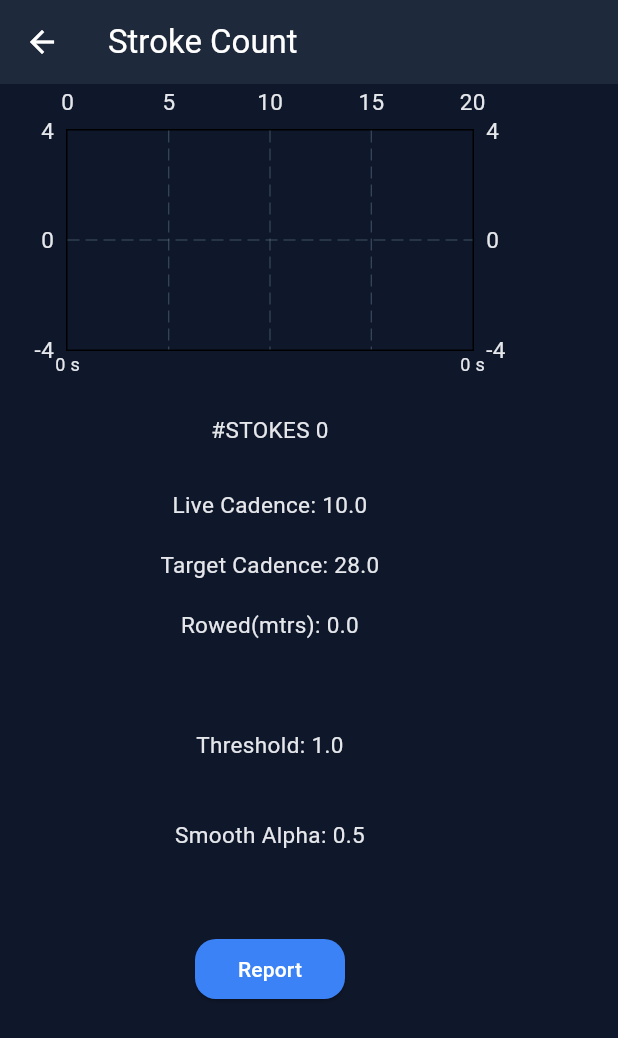
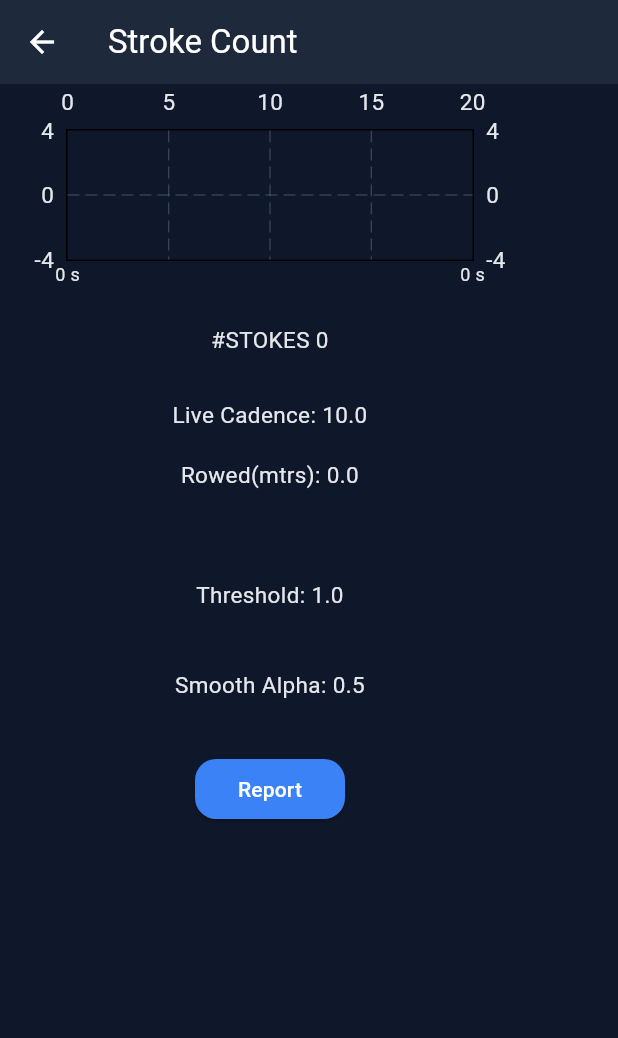
Before and after one commit to jimtow/rm8-A, a Flutter app: the ERGOne screen opened directly with empty values, on a phone screen of 412 x 824 dp. Shown: the top 1038 px of the screen. Run offline on Flutter 3.47's test engine with Material 3 defaults, Android fonts, the phone set to English and light mode, and no system bars; drawn by our look-alikes of fl_chart; our stand-ins replace csv, sensors_plus, share_plus, vibration.

Commit message:
1Marchpm

```diff
--- a/lib/main.dart
+++ b/lib/main.dart
@@ -588,6 +588,7 @@ class StrokeDetector {
       //print(strokeGap);
       lastStrokeTimeMs = sampleMs;
       strokeTimes.add(lastStrokeTimeMs);
+      Vibration.vibrate(duration: 500); //thigh haptic
       // recovery-based cadence
       xcadence = 60000/strokeGap;
       liveCadence.add(xcadence);
@@ -789,12 +790,9 @@ class _ERGOneState extends State<ERGOne> {
       xpieceTimemin =double.parse(pieceTimemin.toStringAsFixed(2));
       xminPer500 = double.parse(minPer500.toStringAsFixed(2));
       // at end of a piece build these lists
-      // WRONG!!
       buildRows();  // build rows list from streaming (time, liveCadence) in detector
       buildUser();  // only build once here
 
-      // combine lists for export
-      //combinedReportLists =[user + rows];
 
       setState(() {avgCadence;           // LIVE
         threshold;                    // LIVE
@@ -833,7 +831,7 @@ class _ERGOneState extends State<ERGOne> {
               // look for FLSpot in streaming section (line 489 for chatGPT solution)
              SizedBox(
                 width: 360,
-                height: 200,
+                height: 140,
                 child: LineChart(
                   LineChartData(
                     //ONLY ONE HORIZONTAL AXIS (axis modified to  seconds)
@@ -899,7 +897,7 @@ class _ERGOneState extends State<ERGOne> {
                     textAlign: TextAlign.center
                 ),    // TEXT
               ),
-              SizedBox(
+     /*         SizedBox(
                 height:40, //height of button
                 width:180, //width of button
                 child: Text('Target Cadence: $_currentSlider3Value',
@@ -907,7 +905,10 @@ class _ERGOneState extends State<ERGOne> {
                     textAlign: TextAlign.center
                 ),    // TEXT
               ),
+
+      */
               // DISTANCE ROWED-------------------------------------------------
+              // REPPLACE WITH MTRS TO GO
               SizedBox(
                 height:40, //height of button
                 width:180, //width of button
@@ -944,7 +945,7 @@ class _ERGOneState extends State<ERGOne> {
               ),
     //------------------------------------------------------------------------
               SizedBox(
-                height:20,
+                height:10,
                 width: 100,
               ),
   /* // PAUSE,STOP, OR RESTART--------------------------------------------------------------
@@ -965,7 +966,7 @@ class _ERGOneState extends State<ERGOne> {
               ),*/
   //---------------------------------------------------------------------------
               SizedBox(
-                height:20,
+                height:10,
                 width: 100,
               ),
   // GO TO REPORT----------------------------------------------------------------
```
